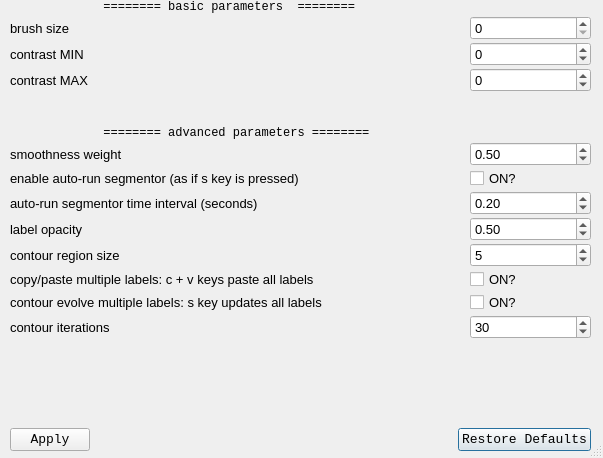
Qt form src/KViewerMain/src/ParameterWidget.ui (pkarasev3/kslice) before a commit.
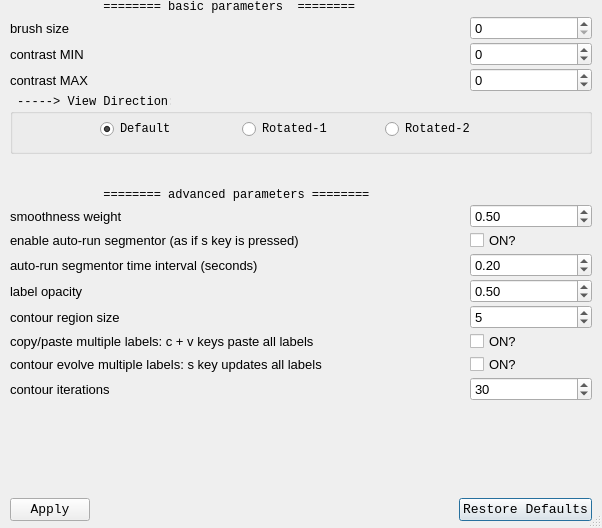
The same form after that commit.

Commit message: almost works w radio button

What changed in the file:
```diff
--- a/src/KViewerMain/src/ParameterWidget.ui
+++ b/src/KViewerMain/src/ParameterWidget.ui
@@ -6,8 +6,8 @@
    <rect>
     <x>0</x>
     <y>0</y>
-    <width>603</width>
-    <height>458</height>
+    <width>602</width>
+    <height>528</height>
    </rect>
   </property>
   <property name="sizePolicy">
@@ -48,8 +48,8 @@
     <rect>
      <x>10</x>
      <y>0</y>
-     <width>581</width>
-     <height>451</height>
+     <width>582</width>
+     <height>521</height>
     </rect>
    </property>
    <layout class="QVBoxLayout" name="verticalLayout">
@@ -64,6 +64,16 @@
       <property name="verticalSpacing">
        <number>2</number>
       </property>
+      <item row="1" column="0">
+       <widget class="QLabel" name="label_13">
+        <property name="text">
+         <string>             ======== basic parameters  ========</string>
+        </property>
+        <property name="alignment">
+         <set>Qt::AlignLeading|Qt::AlignLeft|Qt::AlignVCenter</set>
+        </property>
+       </widget>
+      </item>
       <item row="2" column="0">
        <widget class="QLabel" name="label">
         <property name="font">
@@ -160,7 +170,7 @@
         </property>
        </widget>
       </item>
-      <item row="5" column="0">
+      <item row="6" column="0">
        <spacer name="horizontalSpacer_2">
         <property name="orientation">
          <enum>Qt::Horizontal</enum>
@@ -174,6 +184,16 @@
        </spacer>
       </item>
       <item row="7" column="0">
+       <widget class="QLabel" name="label_11">
+        <property name="text">
+         <string>             ======== advanced parameters ========</string>
+        </property>
+        <property name="alignment">
+         <set>Qt::AlignLeading|Qt::AlignLeft|Qt::AlignVCenter</set>
+        </property>
+       </widget>
+      </item>
+      <item row="8" column="0">
        <widget class="QLabel" name="label_3">
         <property name="font">
          <font>
@@ -186,7 +206,7 @@
         </property>
        </widget>
       </item>
-      <item row="7" column="1">
+      <item row="8" column="1">
        <widget class="QDoubleSpinBox" name="lambdaSmoothnessSpinbox">
         <property name="font">
          <font>
@@ -209,6 +229,32 @@
        </widget>
       </item>
       <item row="10" column="0">
+       <widget class="QLabel" name="label_12">
+        <property name="font">
+         <font>
+          <family>Tahoma</family>
+          <pointsize>10</pointsize>
+         </font>
+        </property>
+        <property name="text">
+         <string>enable auto-run segmentor (as if s key is pressed)</string>
+        </property>
+       </widget>
+      </item>
+      <item row="10" column="1">
+       <widget class="QCheckBox" name="checkBoxEnableAutoTriggerSegmentor">
+        <property name="font">
+         <font>
+          <family>Tahoma</family>
+          <pointsize>10</pointsize>
+         </font>
+        </property>
+        <property name="text">
+         <string>ON?</string>
+        </property>
+       </widget>
+      </item>
+      <item row="11" column="0">
        <widget class="QLabel" name="label_5">
         <property name="font">
          <font>
@@ -221,7 +267,7 @@
         </property>
        </widget>
       </item>
-      <item row="10" column="1">
+      <item row="11" column="1">
        <widget class="QDoubleSpinBox" name="autoTriggerContourSpinbox">
         <property name="font">
          <font>
@@ -243,7 +289,7 @@
         </property>
        </widget>
       </item>
-      <item row="11" column="0">
+      <item row="12" column="0">
        <widget class="QLabel" name="label_6">
         <property name="font">
          <font>
@@ -256,7 +302,7 @@
         </property>
        </widget>
       </item>
-      <item row="11" column="1">
+      <item row="12" column="1">
        <widget class="QDoubleSpinBox" name="labelOpacitySpinbox">
         <property name="font">
          <font>
@@ -281,7 +327,7 @@
         </property>
        </widget>
       </item>
-      <item row="12" column="0">
+      <item row="13" column="0">
        <widget class="QLabel" name="label_7">
         <property name="font">
          <font>
@@ -294,7 +340,7 @@
         </property>
        </widget>
       </item>
-      <item row="12" column="1">
+      <item row="13" column="1">
        <widget class="QSpinBox" name="regionSizeRBACSpinBox">
         <property name="font">
          <font>
@@ -316,7 +362,7 @@
         </property>
        </widget>
       </item>
-      <item row="13" column="0">
+      <item row="14" column="0">
        <widget class="QLabel" name="label_10">
         <property name="font">
          <font>
@@ -329,7 +375,7 @@
         </property>
        </widget>
       </item>
-      <item row="13" column="1">
+      <item row="14" column="1">
        <widget class="QCheckBox" name="checkBoxCopyPasteAllLabels">
         <property name="font">
          <font>
@@ -342,7 +388,7 @@
         </property>
        </widget>
       </item>
-      <item row="14" column="0">
+      <item row="15" column="0">
        <widget class="QLabel" name="label_9">
         <property name="font">
          <font>
@@ -355,7 +401,7 @@
         </property>
        </widget>
       </item>
-      <item row="14" column="1">
+      <item row="15" column="1">
        <widget class="QCheckBox" name="checkBoxEvolveAllLabels">
         <property name="font">
          <font>
@@ -368,7 +414,7 @@
         </property>
        </widget>
       </item>
-      <item row="15" column="0">
+      <item row="16" column="0">
        <widget class="QLabel" name="label_8">
         <property name="font">
          <font>
@@ -381,7 +427,7 @@
         </property>
        </widget>
       </item>
-      <item row="15" column="1">
+      <item row="16" column="1">
        <widget class="QSpinBox" name="contourIterationsSpinBox">
         <property name="font">
          <font>
@@ -406,50 +452,65 @@
         </property>
        </widget>
       </item>
-      <item row="1" column="0">
-       <widget class="QLabel" name="label_13">
-        <property name="text">
-         <string>             ======== basic parameters  ========</string>
+      <item row="5" column="0" colspan="2">
+       <widget class="QGroupBox" name="groupBox">
+        <property name="sizePolicy">
+         <sizepolicy hsizetype="Preferred" vsizetype="Preferred">
+          <horstretch>0</horstretch>
+          <verstretch>0</verstretch>
+         </sizepolicy>
         </property>
-        <property name="alignment">
-         <set>Qt::AlignLeading|Qt::AlignLeft|Qt::AlignVCenter</set>
+        <property name="minimumSize">
+         <size>
+          <width>0</width>
+          <height>60</height>
+         </size>
         </property>
-       </widget>
-      </item>
-      <item row="6" column="0">
-       <widget class="QLabel" name="label_11">
-        <property name="text">
-         <string>             ======== advanced parameters ========</string>
+        <property name="title">
+         <string> -----&gt; View Direction:</string>
         </property>
-        <property name="alignment">
-         <set>Qt::AlignLeading|Qt::AlignLeft|Qt::AlignVCenter</set>
+        <property name="flat">
+         <bool>false</bool>
         </property>
-       </widget>
-      </item>
-      <item row="9" column="0">
-       <widget class="QLabel" name="label_12">
-        <property name="font">
-         <font>
-          <family>Tahoma</family>
-          <pointsize>10</pointsize>
-         </font>
+        <property name="checkable">
+         <bool>false</bool>
         </property>
-        <property name="text">
-         <string>enable auto-run segmentor (as if s key is pressed)</string>
-        </property>
-       </widget>
-      </item>
-      <item row="9" column="1">
-       <widget class="QCheckBox" name="checkBoxEnableAutoTriggerSegmentor">
-        <property name="font">
-         <font>
-          <family>Tahoma</family>
-          <pointsize>10</pointsize>
-         </font>
-        </property>
-        <property name="text">
-         <string>ON?</string>
-        </property>
+        <widget class="QWidget" name="">
+         <property name="geometry">
+          <rect>
+           <x>90</x>
+           <y>20</y>
+           <width>421</width>
+           <height>31</height>
+          </rect>
+         </property>
+         <layout class="QHBoxLayout" name="horizontalLayout_3">
+          <item>
+           <widget class="QRadioButton" name="radioButton_View0">
+            <property name="text">
+             <string>Default</string>
+            </property>
+            <property name="checked">
+             <bool>true</bool>
+            </property>
+           </widget>
+          </item>
+          <item>
+           <widget class="QRadioButton" name="radioButton_View1">
+            <property name="text">
+             <string>Rotated-1</string>
+            </property>
+           </widget>
+          </item>
+          <item>
+           <widget class="QRadioButton" name="radioButton_View2">
+            <property name="text">
+             <string>Rotated-2</string>
+            </property>
+           </widget>
+          </item>
+         </layout>
+        </widget>
        </widget>
       </item>
      </layout>
```
The commit also changes 12 other files.
